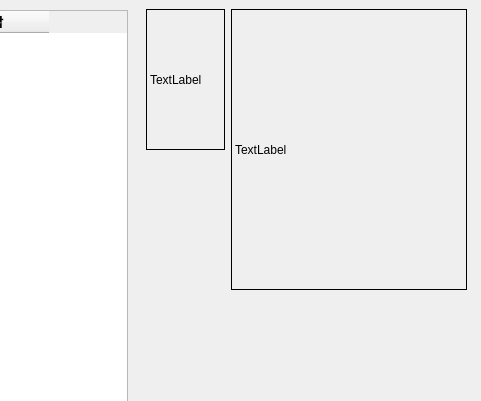
First picture: the form in forms/Miss.ui, repository waterbottle54/school-manager, before the edit; both pictures show x 753 to 1234 and y 0 to 401 of the 1234 by 647 pixel window.
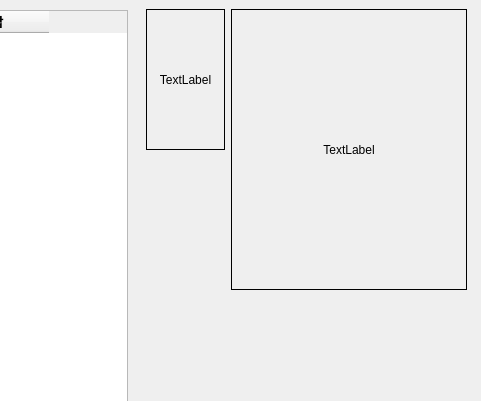
Second picture: the form after the edit.

```diff
--- a/forms/Miss.ui
+++ b/forms/Miss.ui
@@ -158,12 +158,15 @@
     </rect>
    </property>
    <layout class="QHBoxLayout" name="hlayoutImages" stretch="1,3">
+    <property name="sizeConstraint">
+     <enum>QLayout::SetDefaultConstraint</enum>
+    </property>
     <item>
      <layout class="QVBoxLayout" name="vlayoutImageSub" stretch="1,1">
       <item>
        <widget class="QLabel" name="labelImageSub">
         <property name="sizePolicy">
-         <sizepolicy hsizetype="Preferred" vsizetype="Preferred">
+         <sizepolicy hsizetype="Expanding" vsizetype="Expanding">
           <horstretch>0</horstretch>
           <verstretch>0</verstretch>
          </sizepolicy>
@@ -174,6 +177,9 @@
         <property name="text">
          <string>TextLabel</string>
         </property>
+        <property name="alignment">
+         <set>Qt::AlignCenter</set>
+        </property>
        </widget>
       </item>
       <item>
@@ -195,12 +201,21 @@
      <layout class="QVBoxLayout" name="vlayIoutImageMain" stretch="1,0">
       <item>
        <widget class="QLabel" name="labelImageMain">
+        <property name="sizePolicy">
+         <sizepolicy hsizetype="Expanding" vsizetype="Expanding">
+          <horstretch>0</horstretch>
+          <verstretch>0</verstretch>
+         </sizepolicy>
+        </property>
         <property name="frameShape">
          <enum>QFrame::Box</enum>
         </property>
         <property name="text">
          <string>TextLabel</string>
         </property>
+        <property name="alignment">
+         <set>Qt::AlignCenter</set>
+        </property>
        </widget>
       </item>
       <item>
```
